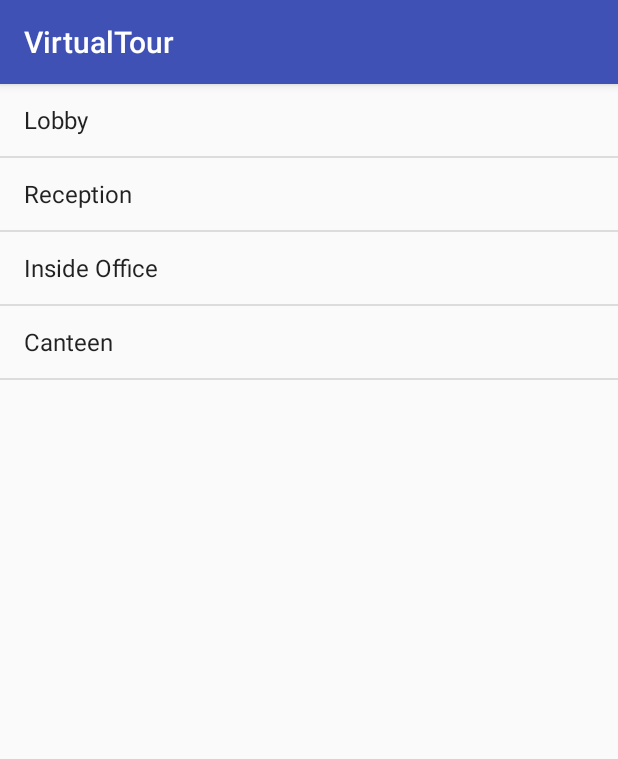
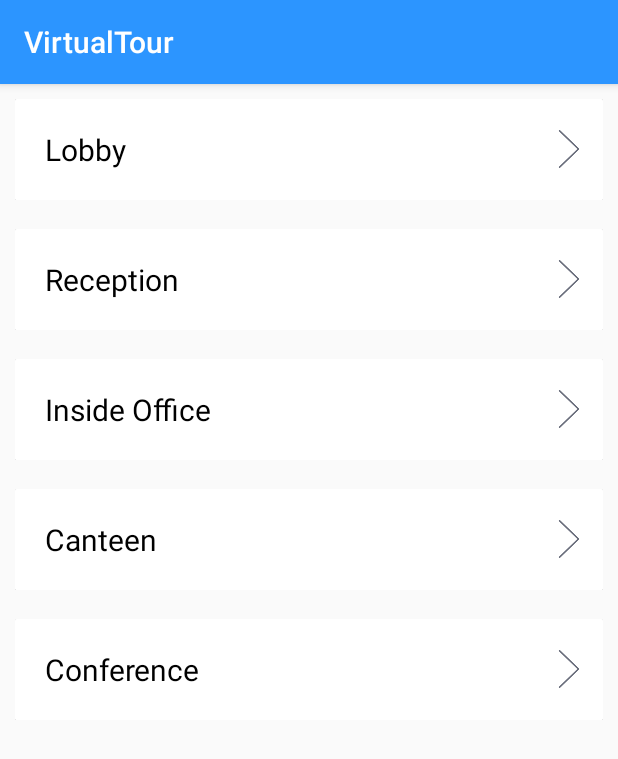
Before and after one commit to mahayash/cardboardVR, an Android app: the screen it shows after launch (InfraListActivity), on a phone screen of 412 x 824 dp. Shown: the top 759 px of the screen. Run offline under Robolectric (Android 15) with nearby library versions, the phone set to English and light mode, and no system bars.

Commit message:
change in UI

```diff
--- a/VirtualTour/app/build.gradle
+++ b/VirtualTour/app/build.gradle
@@ -20,7 +20,7 @@ android {
 }
 
 dependencies {
-    compile fileTree(dir: 'libs', include: ['*.jar'])
+    compile fileTree(include: ['*.jar'], dir: 'libs')
     androidTestCompile('com.android.support.test.espresso:espresso-core:2.2.2', {
         exclude group: 'com.android.support', module: 'support-annotations'
     })
@@ -29,4 +29,5 @@ dependencies {
     compile 'com.google.vr:sdk-audio:1.10.0'
     compile 'com.google.vr:sdk-base:1.10.0'
     compile 'com.google.vr:sdk-panowidget:1.20.0'
+    compile 'com.android.support:cardview-v7:25.1.1'
 }
--- /dev/null
+++ b/VirtualTour/app/src/main/java/com/ness/virtualtour/InfraDO.java
@@ -0,0 +1,35 @@
+package com.ness.virtualtour;
+
+import java.io.Serializable;
+
+public class InfraDO implements Serializable {
+
+    private String text;
+    private String image;
+    private String description;
+
+
+    public String getText() {
+        return text;
+    }
+
+    public void setText(String text) {
+        this.text = text;
+    }
+
+    public String getImage() {
+        return image;
+    }
+
+    public void setImage(String image) {
+        this.image = image;
+    }
+
+    public String getDescription() {
+        return description;
+    }
+
+    public void setDescription(String description) {
+        this.description = description;
+    }
+}
--- a/VirtualTour/app/src/main/java/com/ness/virtualtour/InfraListActivity.java
+++ b/VirtualTour/app/src/main/java/com/ness/virtualtour/InfraListActivity.java
@@ -11,10 +11,14 @@ import android.widget.AdapterView;
 import android.widget.ArrayAdapter;
 import android.widget.ListView;
 
+import java.util.ArrayList;
+import java.util.List;
+
 public class InfraListActivity extends AppCompatActivity implements AdapterView.OnItemClickListener {
 
     private ListView lvInfra;
     private Context context;
+    private List<InfraDO> infraDOList;
 
     @Override
     protected void onCreate(@Nullable Bundle savedInstanceState) {
@@ -28,9 +32,9 @@ public class InfraListActivity extends AppCompatActivity implements AdapterView.
     private void InitView() {
 
         lvInfra = (ListView) findViewById(R.id.lv_infra_list);
-
-        ArrayAdapter arrayAdapter = new ArrayAdapter(context, android.R.layout.simple_list_item_1, new String[]{"Lobby", "Reception", "Inside Office", "Canteen"});
-        lvInfra.setAdapter(arrayAdapter);
+        infraDOList = getInfraItem();
+        InfraListAdapter adapter = new InfraListAdapter(context, infraDOList);
+        lvInfra.setAdapter(adapter);
         lvInfra.setOnItemClickListener(this);
     }
 
@@ -38,9 +42,43 @@ public class InfraListActivity extends AppCompatActivity implements AdapterView.
     @Override
     public void onItemClick(AdapterView<?> parent, View view, int position, long id) {
 
+        InfraDO infraDO = infraDOList.get(position);
         Intent intent = new Intent(context, DetailActivity.class);
         intent.putExtra("widgetPosition", position);
+        intent.putExtra("Information", infraDO);
         startActivity(intent);
 
     }
+
+    private List<InfraDO> getInfraItem() {
+
+        String loremStr = "Lorem ipsum dolor sit amet, consectetur adipiscing elit. Proin scelerisque convallis leo eget bibendum. Aenean venenatis, dui ut luctus maximus, lectus ante bibendum nibh, et faucibus sem ipsum ac lacus. Praesent tellus velit, sodales sed maximus eu, rutrum at quam. Aenean dapibus ligula quis leo gravida lobortis. Nulla fringilla bibendum lacus at laoreet. Sed placerat nunc arcu, ac auctor enim fermentum eget. Vivamus euismod urna at risus pharetra eleifend. Ut maximus turpis at pellentesque pulvinar.";
+        List<InfraDO> infraDOList = new ArrayList<>();
+        InfraDO infraDO1 = new InfraDO();
+        infraDO1.setText("Lobby");
+        infraDO1.setDescription(loremStr);
+        infraDOList.add(infraDO1);
+
+        InfraDO infraDO2 = new InfraDO();
+        infraDO2.setText("Reception");
+        infraDO2.setDescription(loremStr);
+        infraDOList.add(infraDO2);
+
+        InfraDO infraDO3 = new InfraDO();
+        infraDO3.setText("Inside Office");
+        infraDO3.setDescription(loremStr);
+        infraDOList.add(infraDO3);
+
+        InfraDO infraDO4 = new InfraDO();
+        infraDO4.setText("Canteen");
+        infraDO4.setDescription(loremStr);
+        infraDOList.add(infraDO4);
+
+        InfraDO infraDO5 = new InfraDO();
+        infraDO5.setText("Conference");
+        infraDO5.setDescription(loremStr);
+        infraDOList.add(infraDO5);
+
+        return infraDOList;
+    }
 }
--- /dev/null
+++ b/VirtualTour/app/src/main/java/com/ness/virtualtour/InfraListAdapter.java
@@ -0,0 +1,66 @@
+package com.ness.virtualtour;
+
+import android.content.Context;
+import android.view.LayoutInflater;
+import android.view.View;
+import android.view.ViewGroup;
+import android.widget.BaseAdapter;
+import android.widget.TextView;
+
+import org.w3c.dom.Text;
+
+import java.util.List;
+
+
+public class InfraListAdapter extends BaseAdapter {
+
+    private Context context;
+    private List<InfraDO> infraDOList;
+
+    public InfraListAdapter(Context context, List<InfraDO> infraDOList) {
+        this.context = context;
+        this.infraDOList = infraDOList;
+    }
+
+    @Override
+    public int getCount() {
+        return infraDOList.size();
+    }
+
+    @Override
+    public Object getItem(int i) {
+        return infraDOList.get(i);
+    }
+
+    @Override
+    public long getItemId(int i) {
+        return i;
+    }
+
+    @Override
+    public View getView(int i, View view, ViewGroup viewGroup) {
+
+        LayoutInflater inflater;
+        ViewHolder viewHolder;
+        if (view == null) {
+
+            view = LayoutInflater.from(context).inflate(R.layout.infra_list_item_row, viewGroup, false);
+            viewHolder = new ViewHolder();
+            viewHolder.txtText = (TextView) view.findViewById(R.id.txt_title);
+            view.setTag(viewHolder);
+        } else {
+            viewHolder = (ViewHolder) view.getTag();
+        }
+
+        InfraDO infraDO = infraDOList.get(i);
+        viewHolder.txtText.setText(infraDO.getText());
+
+        return view;
+    }
+
+    private class ViewHolder {
+
+        TextView txtText;
+
+    }
+}
--- a/VirtualTour/app/src/main/java/com/ness/virtualtour/LoadImageAsyncTask.java
+++ b/VirtualTour/app/src/main/java/com/ness/virtualtour/LoadImageAsyncTask.java
@@ -49,6 +49,9 @@ public class LoadImageAsyncTask extends AsyncTask<Pair<Uri, VrPanoramaView.Optio
                     case 3:
                         istr = assetManager.open("canteen.jpg");
                         break;
+                    case 4:
+                        istr = assetManager.open("conference.vr.jpg");
+                        break;
                 }
 
                 panoOptions = new VrPanoramaView.Options();
--- a/VirtualTour/app/src/main/res/layout/activity_infra_list.xml
+++ b/VirtualTour/app/src/main/res/layout/activity_infra_list.xml
@@ -7,5 +7,7 @@
     <ListView
         android:id="@+id/lv_infra_list"
         android:layout_width="match_parent"
-        android:layout_height="match_parent" />
+        android:layout_height="match_parent"
+        android:divider="@android:color/transparent"
+        android:dividerHeight="0dp" />
 </LinearLayout>
--- /dev/null
+++ b/VirtualTour/app/src/main/res/layout/infra_list_item_row.xml
@@ -0,0 +1,39 @@
+<?xml version="1.0" encoding="utf-8"?>
+<LinearLayout xmlns:android="http://schemas.android.com/apk/res/android"
+    xmlns:app="http://schemas.android.com/apk/res-auto"
+    android:layout_width="match_parent"
+    android:layout_height="wrap_content"
+    android:layout_margin="10dp"
+    android:padding="10dp">
+
+    <android.support.v7.widget.CardView
+        android:layout_width="match_parent"
+        android:layout_height="wrap_content"
+        app:cardCornerRadius="1dp"
+        app:cardElevation="10dp">
+
+        <RelativeLayout
+            android:layout_width="match_parent"
+            android:layout_height="wrap_content">
+
+            <TextView
+                android:id="@+id/txt_title"
+                android:layout_width="wrap_content"
+                android:layout_height="wrap_content"
+                android:layout_margin="20dp"
+                android:text="Lobby"
+                android:textColor="@android:color/black"
+                android:textSize="20sp" />
+
+            <ImageView
+                android:layout_width="25dp"
+                android:layout_height="25dp"
+                android:layout_alignParentRight="true"
+                android:layout_centerInParent="true"
+                android:layout_marginRight="10dp"
+                android:src="@drawable/right_arrow" />
+
+        </RelativeLayout>
+    </android.support.v7.widget.CardView>
+
+</LinearLayout>
--- a/VirtualTour/app/src/main/res/values/colors.xml
+++ b/VirtualTour/app/src/main/res/values/colors.xml
@@ -1,6 +1,6 @@
 <?xml version="1.0" encoding="utf-8"?>
 <resources>
-    <color name="colorPrimary">#3F51B5</color>
-    <color name="colorPrimaryDark">#303F9F</color>
-    <color name="colorAccent">#FF4081</color>
+    <color name="colorPrimary">#2c95ff</color>
+    <color name="colorPrimaryDark">#3a3495</color>
+    <color name="colorAccent">#3a3a3a</color>
 </resources>
```
Also changed, not shown: VirtualTour/app/src/main/java/com/ness/virtualtour/DetailActivity.java (+11 -0 lines), VirtualTour/app/src/main/res/layout/activity_main.xml (+6 -53 lines), VirtualTour/app/src/main/assets/conference.vr.jpg (added), VirtualTour/app/src/main/res/drawable/right_arrow.png (added), VirtualTour/app/src/main/res/mipmap-hdpi/ic_launcher.png, VirtualTour/app/src/main/res/mipmap-mdpi/ic_launcher.png, VirtualTour/app/src/main/res/mipmap-xhdpi/ic_launcher.png, VirtualTour/app/src/main/res/mipmap-xxhdpi/ic_launcher.png, VirtualTour/app/src/main/res/mipmap-xxxhdpi/ic_launcher.png.
